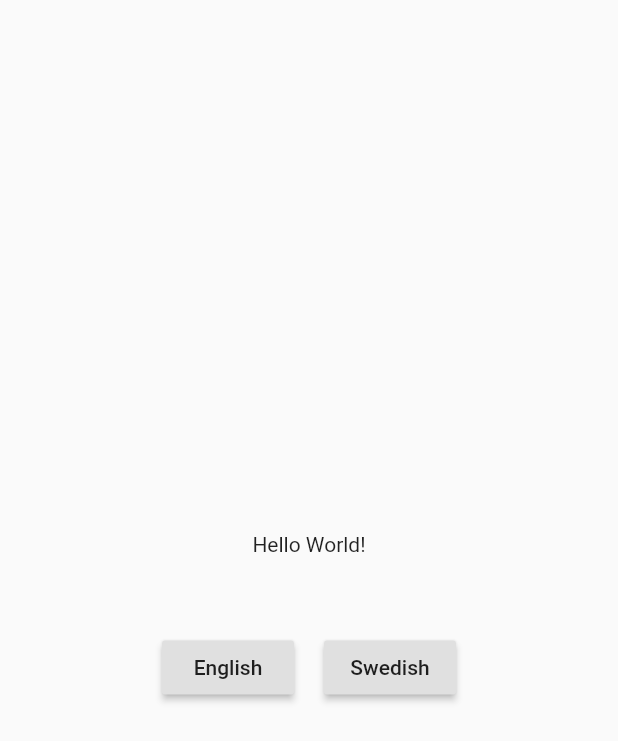
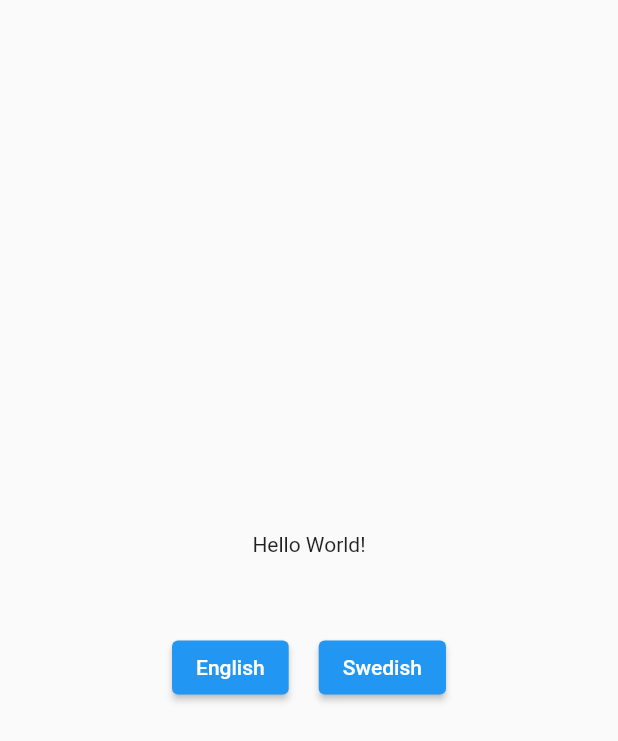
Before and after one commit to perclasson/flutter_code, a Flutter app: the screen it shows after launch, on a phone screen of 412 x 824 dp. Shown: the top 741 px of the screen. Run offline on Flutter 3.47's test engine with Material 2 defaults, Android fonts, the light colour scheme and no system bars.

Commit message:
Use ElevatedButton instead of RaisedButton.

```diff
--- a/deferred_loading/lib/main.dart
+++ b/deferred_loading/lib/main.dart
@@ -47,7 +47,7 @@ class _DemoState extends State<Demo> {
         Row(
           mainAxisAlignment: MainAxisAlignment.center,
           children: [
-            RaisedButton(
+            ElevatedButton(
               child: Text('English'),
               onPressed: () {
                 setState(() {
@@ -56,7 +56,7 @@ class _DemoState extends State<Demo> {
               },
             ),
             SizedBox(width: 20),
-            RaisedButton(
+            ElevatedButton(
               child: Text('Swedish'),
               onPressed: () {
                 setState(() {
```
